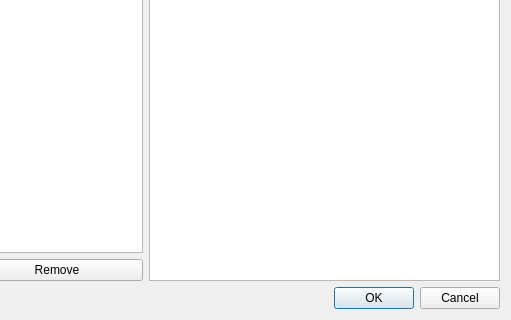
First picture: the form in src/ui/TextureDialog.ui, repository Warzone2100/WMIT, before the edit; both pictures show x 219 to 730 and y 220 to 540 of the 730 by 540 pixel window.
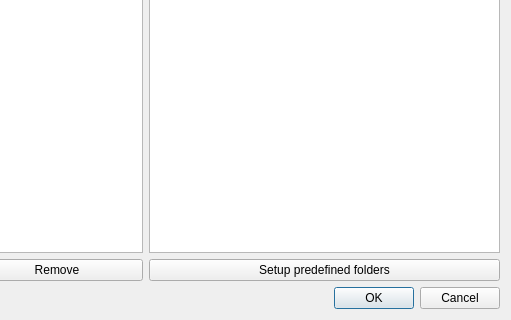
Second picture: the form after the edit.

Commit message: Transformed partial config dialog into TexConfigDialog which is now used from TextureDialog. Cleared main menu a bit.

Patch:
```diff
--- a/src/ui/TextureDialog.ui
+++ b/src/ui/TextureDialog.ui
@@ -67,6 +67,13 @@
      <item row="1" column="0">
       <widget class="QLineEdit" name="leFilter"/>
      </item>
+     <item row="3" column="0">
+      <widget class="QPushButton" name="pbConfig">
+       <property name="text">
+        <string>Setup predefined folders</string>
+       </property>
+      </widget>
+     </item>
     </layout>
    </item>
   </layout>
```
The commit also changes 11 other files.
